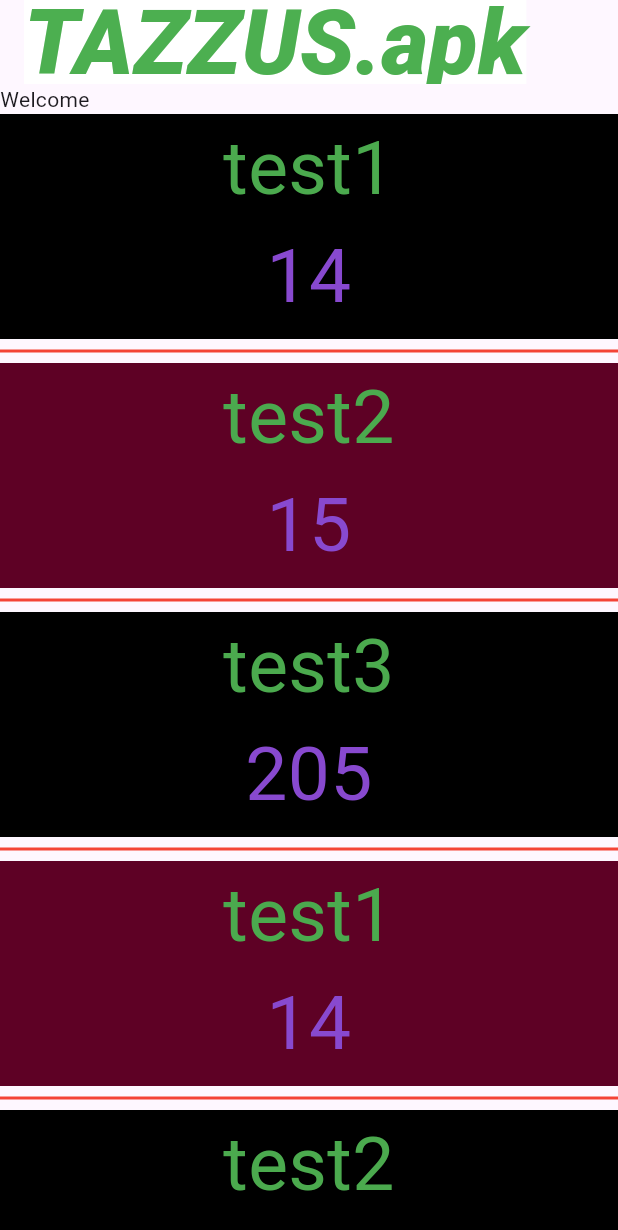
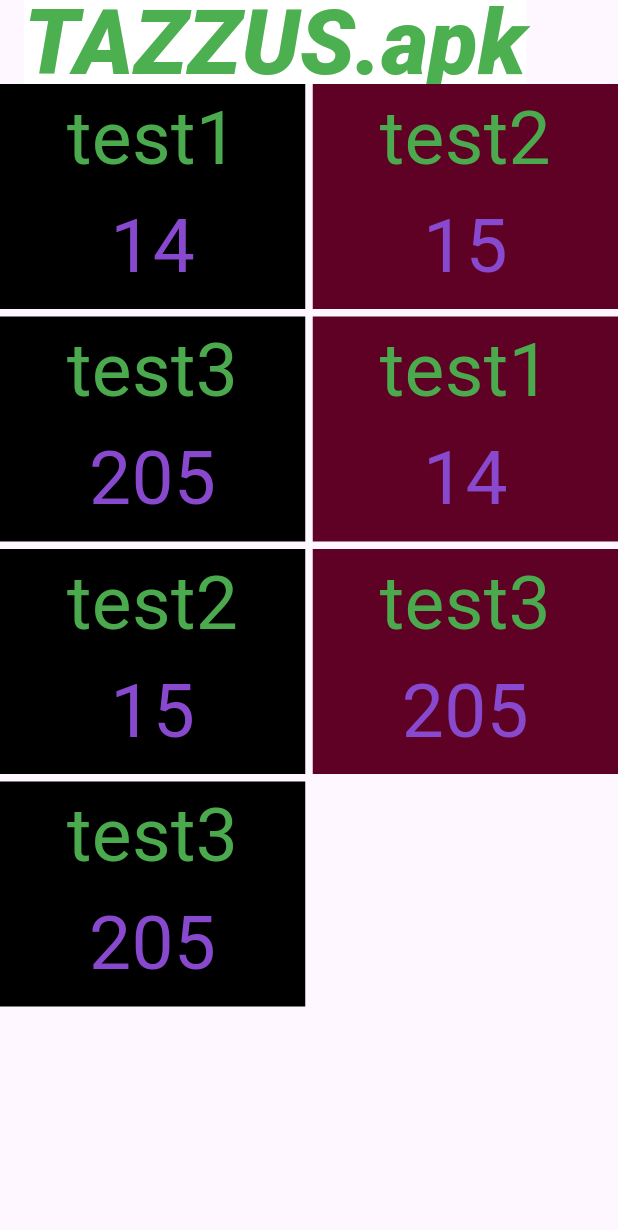
Before and after one commit to ch3rrywolf/NexusFlutter, a Flutter app: the screen it shows after launch, on a phone screen of 412 x 824 dp. Shown: the top 1230 px of the screen. Run offline on Flutter 3.47's test engine with Material 3 defaults, Android fonts, the phone set to English and light mode, and no system bars.

Commit message:
flutter GridView

```diff
--- a/nexus_flutter/testflutter/lib/main.dart
+++ b/nexus_flutter/testflutter/lib/main.dart
@@ -15,6 +15,7 @@ class MyApp extends StatelessWidget {
     {"name": "test3", "age": "205"},
     {"name": "test1", "age": "14"},
     {"name": "test2", "age": "15"},
+    {"name": "test3", "age": "205"},
     {"name": "test3", "age": "205"}
   ];
 
@@ -30,20 +31,13 @@ class MyApp extends StatelessWidget {
                     fontWeight: FontWeight.w900,
                     backgroundColor: Colors.white,
                     fontStyle: FontStyle.italic))),
-      body: ListView(children: [
-        Container(
-          child: Text("Welcome"),
-        ),
-        Container(
-          child: ListView.separated(
-            shrinkWrap: true,
-            physics: NeverScrollableScrollPhysics(),
-            separatorBuilder: (context, i) {
-              return Divider(
-                color: Colors.red,
-                thickness: 2.0,
-              ); //Container(color: Colors.white, height: 5);
-            },
+        body: Container(
+          child: GridView.builder(
+            gridDelegate: SliverGridDelegateWithFixedCrossAxisCount(
+                crossAxisCount: 2,
+                mainAxisSpacing: 5.0,
+                crossAxisSpacing: 5,
+                mainAxisExtent: 150.0),
             itemCount: employee.length,
             itemBuilder: (context, i) {
               return Container(
@@ -70,128 +64,7 @@ class MyApp extends StatelessWidget {
             },
           ),
         ),
-      ]),
-    ));
+      ),
+    );
   }
 }
-
-// class MyApp extends StatelessWidget {
-//   @override
-//   Widget build(BuildContext context) {
-//     return MaterialApp(
-//         home: Scaffold(
-//             appBar: AppBar(title: const Text("TAZZUS.apk")),
-//             body: SingleChildScrollView(
-//               scrollDirection: Axis.horizontal,
-//               // child: Column(
-//               child: Row(
-//                 children: [
-//                   // Text("TaZZus"),
-//                   Container(
-//                     width: 100,
-//                     height: 100,
-//                     color: Colors.red,
-//                   ),
-//                   Container(
-//                     width: 100,
-//                     height: 100,
-//                     color: Colors.orange,
-//                   ),
-//                   Container(
-//                     width: 100,
-//                     height: 100,
-//                     color: Colors.blue,
-//                   ),
-//                   Container(
-//                     width: 100,
-//                     height: 100,
-//                     color: Colors.green,
-//                   ),
-//                   Container(
-//                     width: 100,
-//                     height: 100,
-//                     color: Colors.red,
-//                   ),
-//                   Container(
-//                     width: 100,
-//                     height: 100,
-//                     color: Colors.orange,
-//                   ),
-//                   Container(
-//                     width: 100,
-//                     height: 100,
-//                     color: Colors.blue,
-//                   ),
-//                   Container(
-//                     width: 100,
-//                     height: 100,
-//                     color: Colors.green,
-//                   ),
-//                   // Image.asset("images/taz.jpg"),
-//                 ],
-//               ),
-//             )));
-//   }
-// }
-
-
-// class MyApp extends StatelessWidget {
-//   @override
-//   Widget build(BuildContext context) {
-//     return MaterialApp(
-//         home: Scaffold(
-//             appBar: AppBar(title: const Text("TAZZUS.apk")),
-//             body: Container(
-//               width: 500,
-//               child: Column(
-//                 mainAxisAlignment: MainAxisAlignment.start,
-//                 crossAxisAlignment: CrossAxisAlignment.start,
-//                 children: [
-//                   // Text("TaZZus"),
-//                   Container(
-//                     width: 100,
-//                     height: 100,
-//                     color: Colors.red,
-//                   ),
-//                   Image.asset("images/taz.jpg"),
-//                 ],
-//               ),
-//             )));
-//   }
-// }
-            // body: Container(
-            //   // decoration: BoxDecoration(
-            //   //     color: Colors.black,
-            //   //     borderRadius: BorderRadius.all(Radius.circular(10)),
-            //   //     border: Border.all(color: Colors.blue),
-            //   //     boxShadow: [
-            //   //       BoxShadow(
-            //   //           color: Colors.blue,
-            //   //           offset: Offset(10, 10),
-            //   //           spreadRadius: 2,
-            //   //           blurRadius: 10),
-            //   //       BoxShadow(
-            //   //           color: Colors.red,
-            //   //           offset: Offset(10, -10),
-            //   //           spreadRadius: 2,
-            //   //           blurRadius: 10),
-            //   //     ]),
-            //   // width: 400,
-            //   // height: 100,
-            //   // // color: Colors.black,
-            //   // alignment: Alignment.center,
-            //   // margin: EdgeInsets.all(6),
-            //   // padding: EdgeInsets.all(2),
-            //   // child: const Text("TAZZ US !",
-            //   //     style: TextStyle(
-            //   //         fontSize: 62,
-            //   //         color: Colors.green,
-            //   //         fontWeight: FontWeight.w900,
-            //   //         fontStyle: FontStyle.italic)),
-            //   child: Image.asset(
-            //     fit: BoxFit.cover,
-            //     "images/taz.jpg",
-            //     width: 500,
-            //     height: 250,
-            //   ),
-            // )));
```
Also changed, not shown: nexus_flutter/testflutter/lib/main_ListView.dart (added, +197 -0 lines), 1 other file. Lines whose indentation alone changed are shown as unchanged.
